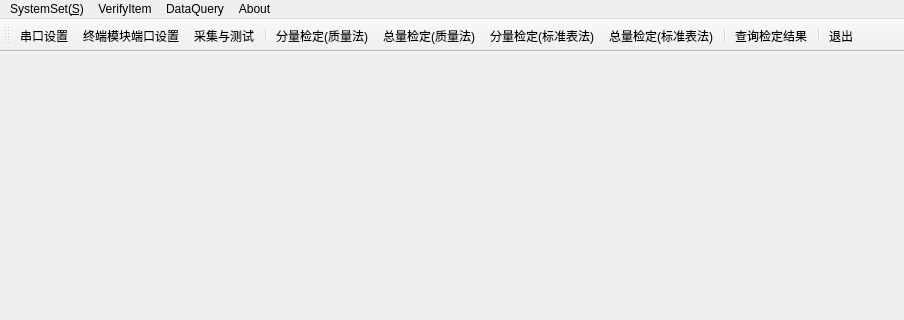
This is source/gui/ui/mainform.ui in flimmy78/qtverify as Qt 5 draws it before an edit; both pictures show x 0 to 904 and y 0 to 320 of the 904 by 582 pixel window. The edited form follows.
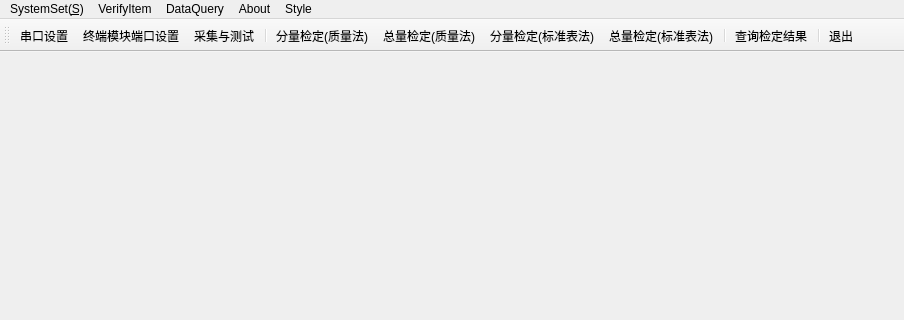
This is the edited form. Icons and pictures are not drawn. Custom widgets are drawn as their Qt base class.

Patch:
```diff
--- a/source/gui/ui/mainform.ui
+++ b/source/gui/ui/mainform.ui
@@ -190,10 +190,19 @@
     <addaction name="actionExit"/>
     <addaction name="actionAbout"/>
    </widget>
+   <widget class="QMenu" name="menuStyle">
+    <property name="title">
+     <string>Style</string>
+    </property>
+    <addaction name="actionDefault"/>
+    <addaction name="actionClassic"/>
+    <addaction name="actionFashion"/>
+   </widget>
    <addaction name="menuSystemSet"/>
    <addaction name="menu"/>
    <addaction name="menuDataQuery"/>
    <addaction name="menuAbout"/>
+   <addaction name="menuStyle"/>
   </widget>
   <widget class="QToolBar" name="mainToolBar">
    <attribute name="toolBarArea">
```
Left out of the diff: 15 changed lines with no effect on the pictures.
